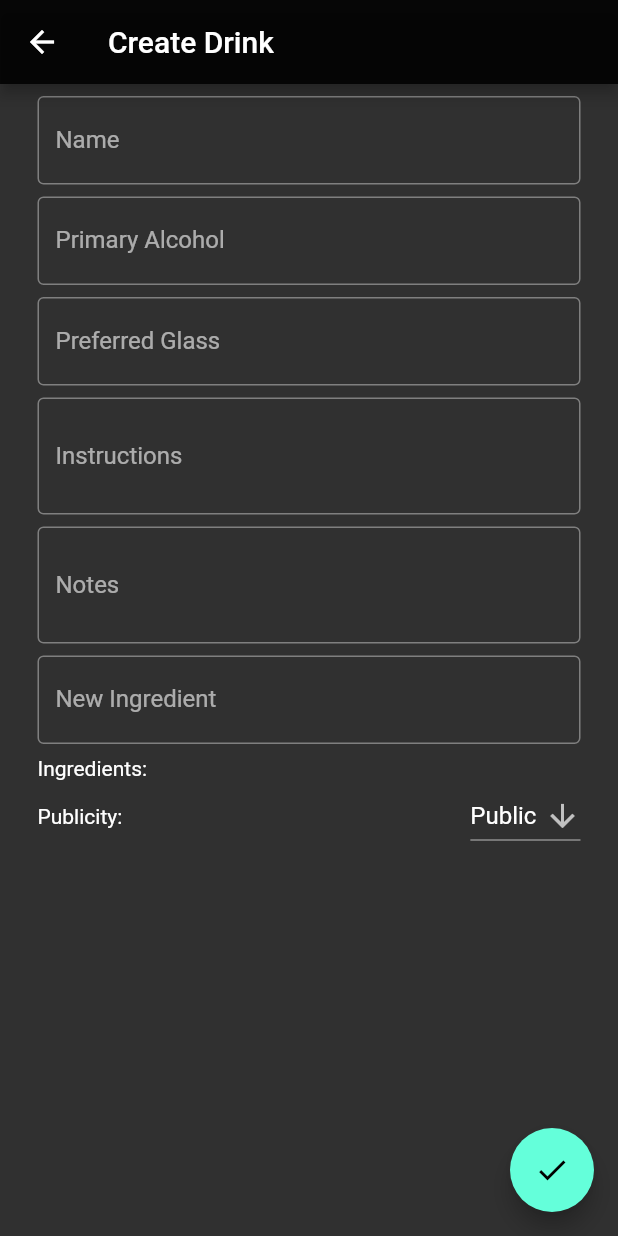
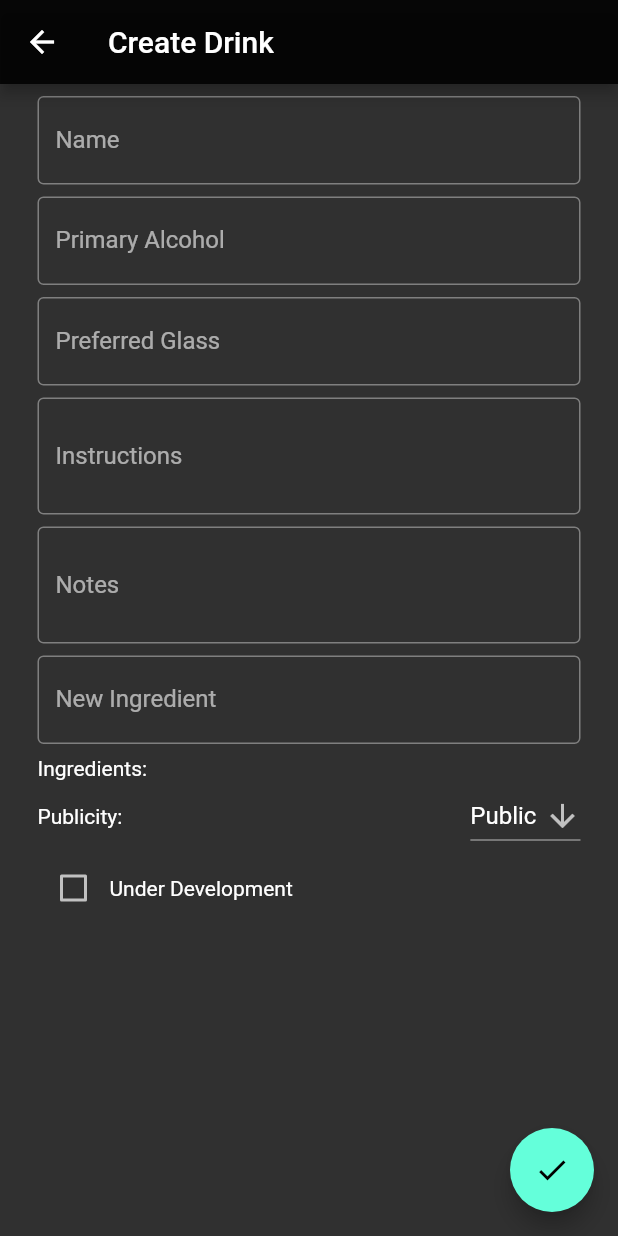
Before and after one commit to nicjohnson145/mixer-remote, a Flutter app: the AddEditDrink screen opened by its route, on a phone screen of 412 x 824 dp. Run offline on Flutter 3.47's test engine with Material 2 defaults, Android fonts, the light colour scheme and no system bars; our stand-ins replace another_flushbar, fixnum, shared_preferences, tuple; accounts and stored records are empty.

Commit message:
feat: add dedicated "under development" field

```diff
--- a/lib/add_edit.dart
+++ b/lib/add_edit.dart
@@ -32,6 +32,7 @@ class _AddEditDrinkState extends State<AddEditDrink> {
     TextEditingController notesController = TextEditingController();
     List<String> ingredients = [];
     String? publicity;
+    bool underDevelopment = false;
 
     List<FocusNode> ingredientsFocusNodes = [];
     FocusNode newIngredientFocus = FocusNode();
@@ -57,6 +58,7 @@ class _AddEditDrinkState extends State<AddEditDrink> {
             }
             id = widget.drink!.id;
             publicity = widget.drink!.publicity;
+            underDevelopment = widget.drink!.underDevelopment;
         }
     }
 
@@ -136,6 +138,22 @@ class _AddEditDrinkState extends State<AddEditDrink> {
         return list;
     }
 
+    Widget buildDevelopmentCheckbox() {
+        return Row(
+            children: [
+                Checkbox(
+                    value: underDevelopment,
+                    onChanged: (bool? value) {
+                        setState(() {
+                            underDevelopment = value!;
+                        });
+                    },
+                ),
+                const Text("Under Development"),
+            ],
+        );
+    }
+
     Widget getPublicityDropdown() {
         return Row(
             children: <Widget>[
@@ -196,6 +214,7 @@ class _AddEditDrinkState extends State<AddEditDrink> {
         ];
         components.addAll(getIngredientsList());
         components.add(getPublicityDropdown());
+        components.add(buildDevelopmentCheckbox());
         return Scrollbar(
             child: ListView.builder(
                 itemCount: components.length,
@@ -247,6 +266,7 @@ class _AddEditDrinkState extends State<AddEditDrink> {
                 notes: notesController.text.isNotEmpty ? notesController.text : null,
                 ingredients: ingredients,
                 publicity: publicity ?? Public,
+                underDevelopment: underDevelopment,
             );
             setState(() {
                 if (widget.drink == null) {
--- a/lib/drink.dart
+++ b/lib/drink.dart
@@ -10,6 +10,7 @@ class Drink {
     String? instructions;
     String? notes;
     String publicity;
+    bool underDevelopment;
 
     Drink({
         required this.id,
@@ -21,6 +22,7 @@ class Drink {
         this.instructions,
         this.notes,
         required this.publicity,
+        required this.underDevelopment,
     });
 
     factory Drink.fromJson(Map<String, dynamic> d) {
@@ -34,6 +36,7 @@ class Drink {
             instructions: d["instructions"],
             notes: d["notes"],
             publicity: d["publicity"],
+            underDevelopment: d["under_development"],
         );
     }
 }
@@ -46,6 +49,7 @@ class DrinkRequest {
     String? instructions;
     String? notes;
     String publicity;
+    bool underDevelopment;
 
     DrinkRequest({
         required this.name,
@@ -55,6 +59,7 @@ class DrinkRequest {
         this.instructions,
         this.notes,
         required this.publicity,
+        required this.underDevelopment,
     });
 
     Map<String, dynamic> toJson() {
@@ -63,6 +68,7 @@ class DrinkRequest {
             "primary_alcohol": primaryAlcohol,
             "ingredients": ingredients,
             "publicity": publicity,
+            "under_development": underDevelopment,
         };
         if (preferredGlass != null) {
             j["preferred_glass"] = preferredGlass!;
```
Also changed, not shown: lib/views/drink_details.dart (+12 -0 lines), lib/views/drink_list.dart (+19 -4 lines).
